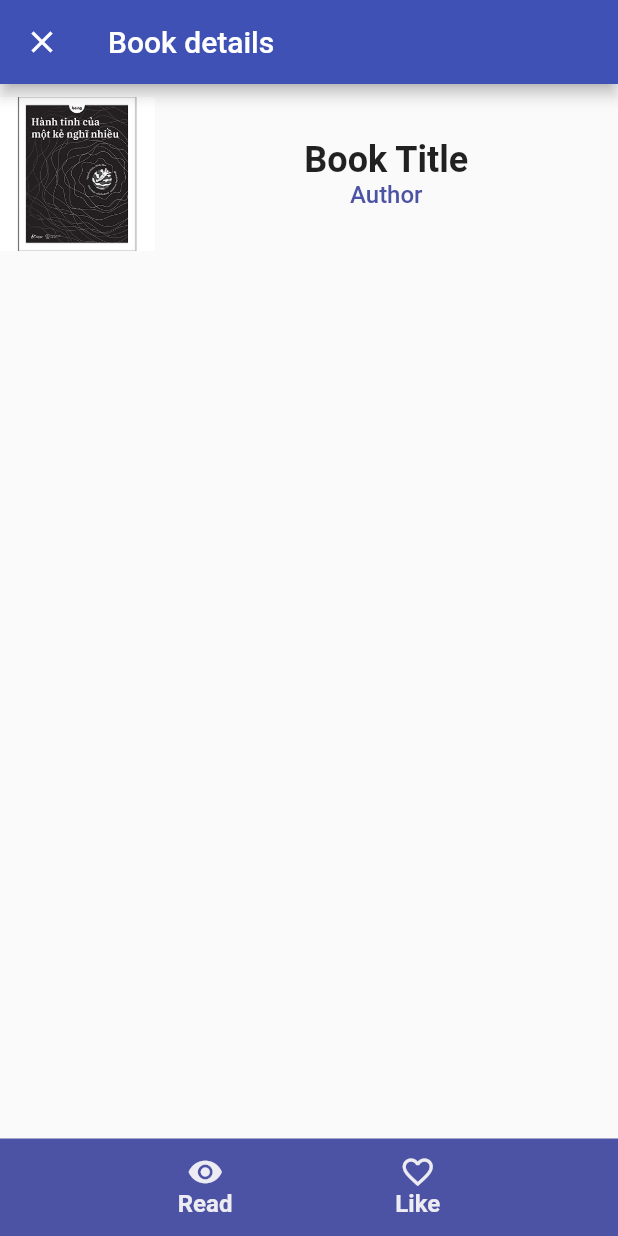
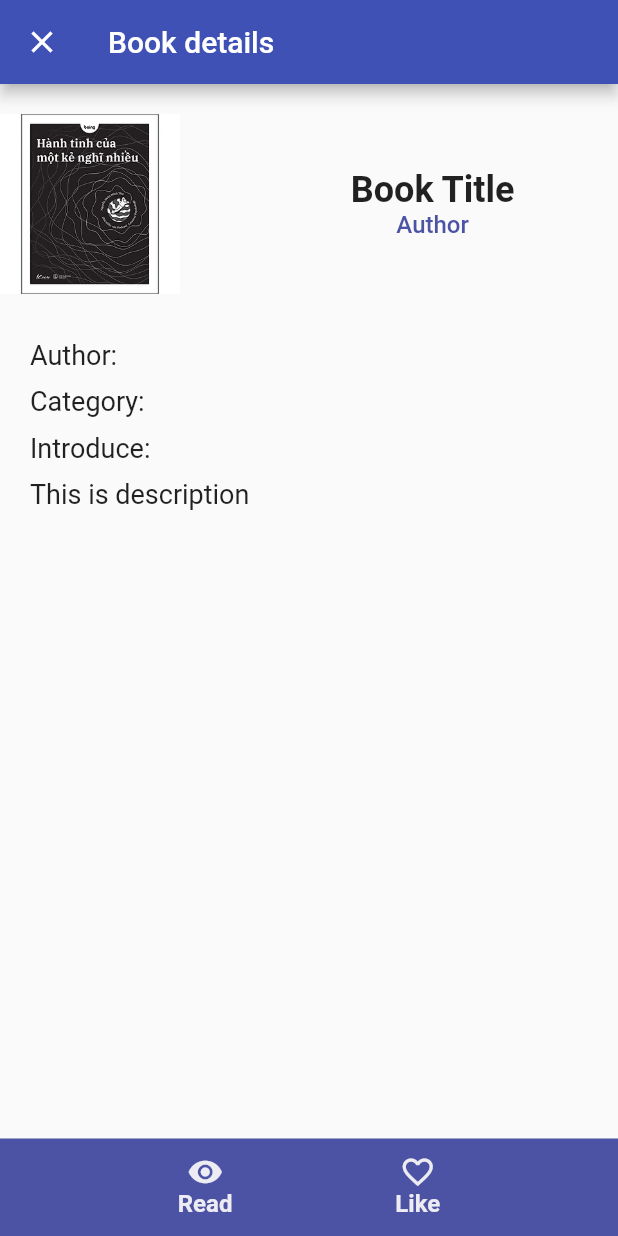
Before and after one commit to tamdatgb123/pandaebook, a Flutter app: the DetailsPage screen opened directly, on a phone screen of 412 x 824 dp. Run offline on Flutter 3.47's test engine with Material 2 defaults, Android fonts, the phone set to English and light mode, and no system bars; our stand-ins replace flutter_image_compress, flutter_image_slideshow, image_picker, qr_flutter; missing offline and left inert: dart:ffi; network calls fail.

Commit message:
add page readbook and page details

```diff
--- a/lib/pages/page_details.dart
+++ b/lib/pages/page_details.dart
@@ -1,8 +1,18 @@
+import 'dart:ffi';
+
 import 'package:flutter/material.dart';
+import 'package:pandaebook/pages/page_readbook.dart';
+import 'package:pandaebook/services/helper.dart';
 
-class DetailsPage extends StatelessWidget {
+class DetailsPage extends StatefulWidget {
   const DetailsPage({super.key});
 
+  @override
+  State<DetailsPage> createState() => _DetailsPageState();
+}
+
+class _DetailsPageState extends State<DetailsPage> {
+  bool click = true;
   @override
   Widget build(BuildContext context) {
     return Scaffold(
@@ -14,6 +24,7 @@ class DetailsPage extends StatelessWidget {
         title: Text("Book details"),
       ),
       body: ListView(
+        padding: EdgeInsets.only(top: 20),
         children: [
           Column(
             children: [
@@ -22,11 +33,12 @@ class DetailsPage extends StatelessWidget {
                 mainAxisSize: MainAxisSize.max,
                 children: [
                   Expanded(
-                    flex: 1,
+                    flex: 2,
                     child: Image.asset(
                       "assets/images/1.png",
                       height: 120,
                       width: 120,
+                      alignment: Alignment.centerLeft,
                     ),
                   ),
                   Expanded(
@@ -53,7 +65,61 @@ class DetailsPage extends StatelessWidget {
                   ),
                 ],
               ),
-              Container(),
+              Container(
+                padding: EdgeInsets.all(20),
+                child: Column(
+                  children: [
+                    Container(
+                      padding: EdgeInsets.only(top: 10),
+                      alignment: Alignment.centerLeft,
+                      child: Text(
+                        "Author:",
+                        style: TextStyle(
+                          fontSize: 18,
+                          fontWeight: FontWeight.w400,
+                        ),
+                        textAlign: TextAlign.left,
+                      ),
+                    ),
+                    Container(
+                      padding: EdgeInsets.only(top: 10),
+                      alignment: Alignment.centerLeft,
+                      child: Text(
+                        "Category:",
+                        style: TextStyle(
+                          fontSize: 18,
+                          fontWeight: FontWeight.w400,
+                        ),
+                        textAlign: TextAlign.left,
+                      ),
+                    ),
+                    Container(
+                      padding: EdgeInsets.only(top: 10),
+                      alignment: Alignment.centerLeft,
+                      child: Text(
+                        "Introduce:",
+                        style: TextStyle(
+                          fontSize: 18,
+                          fontWeight: FontWeight.w400,
+                        ),
+                        textAlign: TextAlign.left,
+                      ),
+                    ),
+                    Container(
+                      padding: EdgeInsets.only(top: 10),
+                      alignment: Alignment.centerLeft,
+                      child: Text(
+                        "This is description",
+                        style: TextStyle(
+                          fontSize: 18,
+                          fontWeight: FontWeight.w400,
+                        ),
+                        textAlign: TextAlign.left,
+                      ),
+                    ),
+                  ],
+                ),
+              ),
             ],
           ),
         ],
@@ -67,6 +133,11 @@ class DetailsPage extends StatelessWidget {
           mainAxisAlignment: MainAxisAlignment.spaceEvenly,
           children: [
             Container(
+              child: InkWell(
+                onTap: () {
+                  Helper.nextPage(context, ReadPage());
+                },
+                child: Container(
                   child: Column(
                     children: [
                       Icon(
@@ -84,11 +155,22 @@ class DetailsPage extends StatelessWidget {
                     ],
                   ),
                 ),
+              ),
+            ),
             Container(
+              child: InkWell(
+                onTap: () {
+                  setState(() {
+                    click = !click;
+                  });
+                },
+                child: Container(
                   child: Column(
                     children: [
                       Icon(
-                    Icons.favorite_border,
+                        (click == false)
+                            ? Icons.favorite
+                            : Icons.favorite_border,
                         color: Color(0xFFEDECF2),
                       ),
                       Text(
@@ -102,6 +184,8 @@ class DetailsPage extends StatelessWidget {
                     ],
                   ),
                 ),
+              ),
+            ),
           ],
         ),
       ),
```
Also changed, not shown: lib/pages/page_myaccount.dart (+28 -4 lines), lib/pages/page_readbook.dart (added, +18 -0 lines), lib/services/function.dart (+12 -3 lines). Lines whose indentation alone changed are shown as unchanged.
